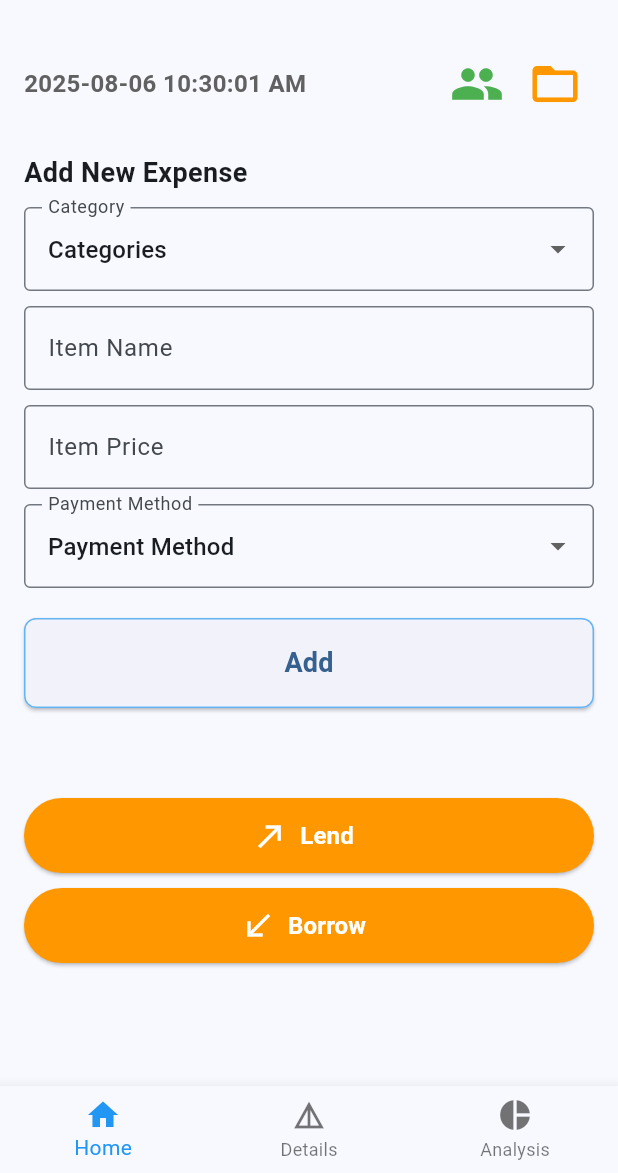
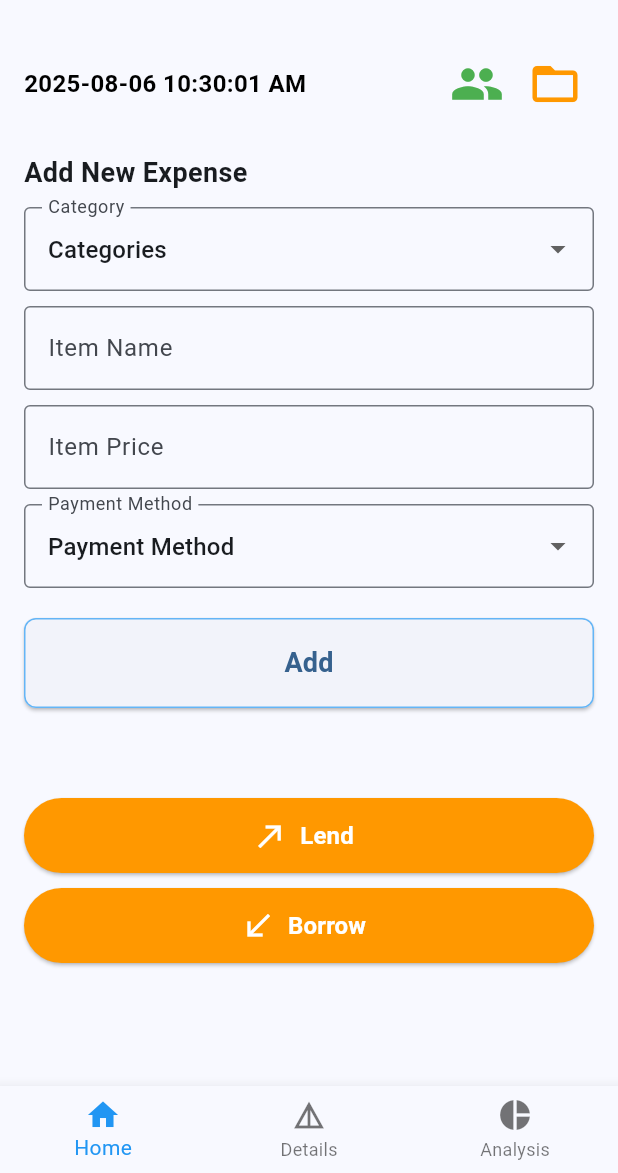
Before and after one commit to Bhimanagowda/daily_expense_pro, a Flutter app: the ExpenditureScreen screen opened directly with empty values, on a phone screen of 412 x 824 dp, the part 63-1236 px from its top. Run offline on Flutter 3.47's test engine with Material 3 defaults, Android fonts, the phone set to English and light mode, and no system bars; our stand-ins replace audioplayers, fl_chart, image_picker, package_info_plus, share_plus, shared_preferences; missing offline and left inert: excel; accounts and stored records are empty.

Commit message:
Little bit change in time text color

```diff
--- a/lib/main.dart
+++ b/lib/main.dart
@@ -716,7 +716,9 @@ class _ExpenditureScreenState extends State<ExpenditureScreen> {
                   style: TextStyle(
                     fontSize: 16,
                     fontWeight: FontWeight.bold,
-                    color: Colors.grey[700],
+                    color: Theme.of(context).brightness == Brightness.dark
+                        ? Colors.white
+                        : Colors.black,
                   ),
                 ),
                 Row(
@@ -1335,7 +1337,7 @@ class _ExpenditureScreenState extends State<ExpenditureScreen> {
                   children: [
                     Icon(Icons.note_alt_outlined),
                     SizedBox(width: 8),
-                    Text("Notes"), // Or use AppLocalizations.of(context)!.notes
+                    Text("Diary"),
                   ],
                 ),
               ),
```
